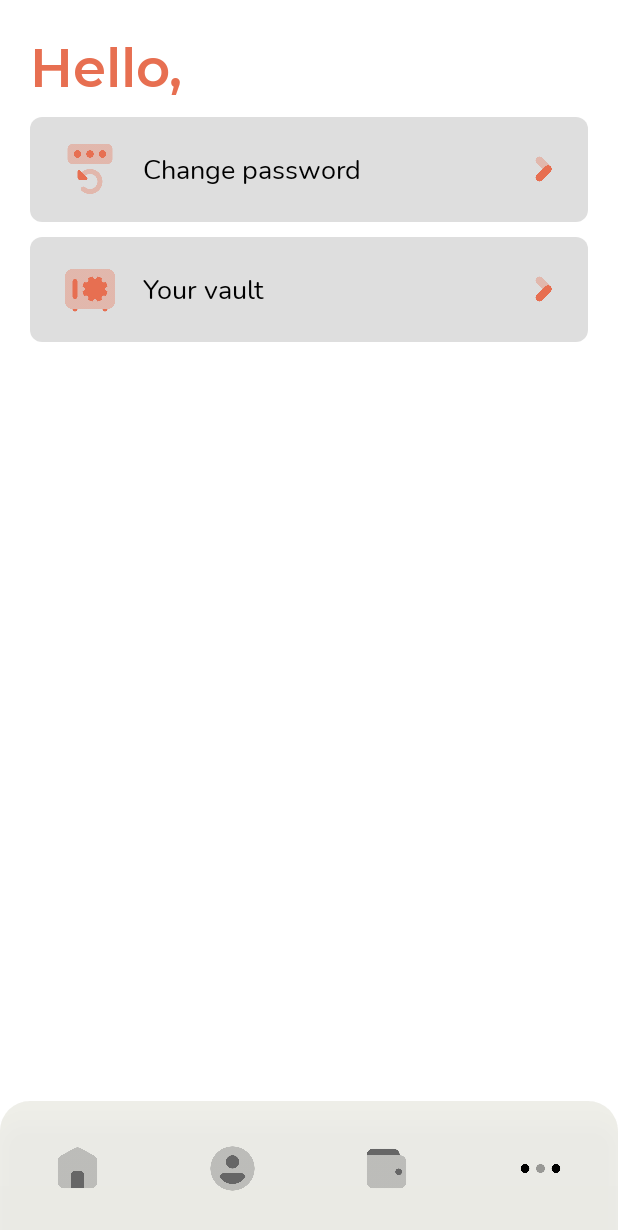
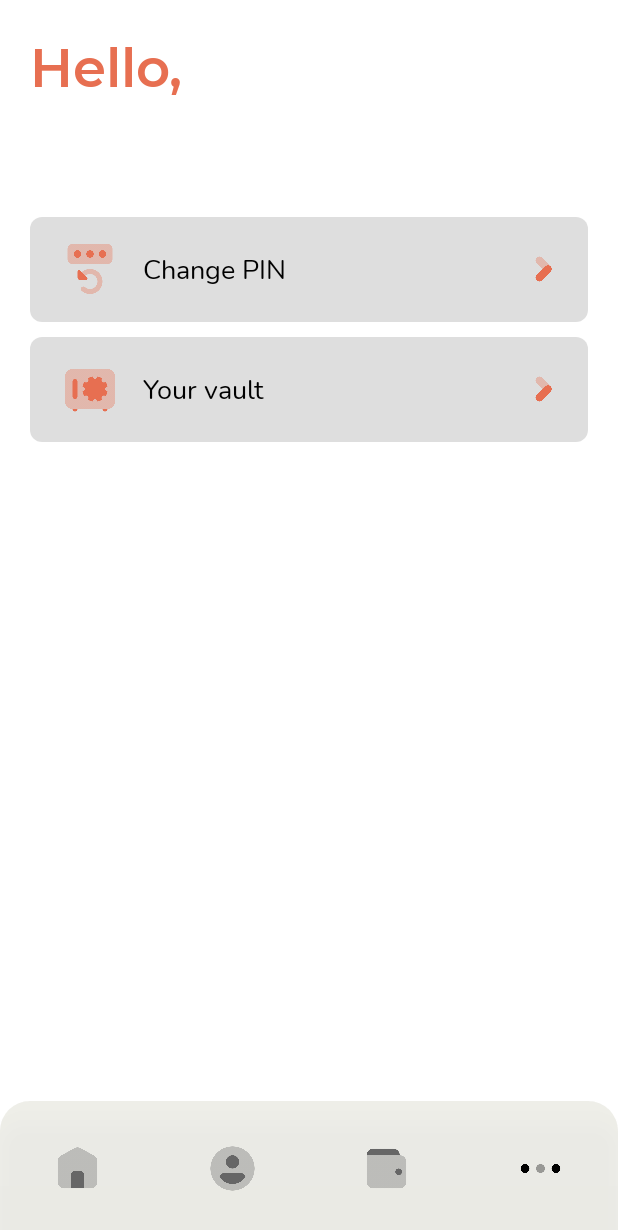
Before and after one commit to ansh1503-xd/CloudVault, an Android app: the MainActivity screen opened directly, with no data from a screen before it, item 2 of the bottom bar chosen, on a phone screen of 412 x 824 dp. Shown: the top 1230 px of the screen. Run offline under Robolectric (Android 15) with nearby library versions, the phone set to English and light mode, and no system bars; our stand-ins replace Firebase (no records; nobody signed in at launch, a user with empty details on screens opened directly).

Commit message:
Change inAppPin/inAppPassword

```diff
--- a/CloudVault/app/src/main/java/com/sminfotech/cloudvault/Fragments/ProfileFragment.java
+++ b/CloudVault/app/src/main/java/com/sminfotech/cloudvault/Fragments/ProfileFragment.java
@@ -2,6 +2,7 @@ package com.sminfotech.cloudvault.Fragments;
 
 import static com.sminfotech.cloudvault.MainActivity.user;
 
+import android.content.Intent;
 import android.os.Bundle;
 
 import androidx.fragment.app.Fragment;
@@ -9,28 +10,44 @@ import androidx.fragment.app.Fragment;
 import android.view.LayoutInflater;
 import android.view.View;
 import android.view.ViewGroup;
+import android.widget.LinearLayout;
 import android.widget.TextView;
 
 import com.sminfotech.cloudvault.Model.User;
+import com.sminfotech.cloudvault.PasswordActivity;
 import com.sminfotech.cloudvault.R;
 
 
 public class ProfileFragment extends Fragment {
 
-    TextView tvProfileName;
-//    User user;
+    TextView tvProfileName, tvChangePin;
+    LinearLayout llChangePin;
 
     @Override
     public View onCreateView(LayoutInflater inflater, ViewGroup container,
                              Bundle savedInstanceState) {
         View v = inflater.inflate(R.layout.fragment_profile, container, false);
 
-//        user = new User();
+        tvProfileName = v.findViewById(R.id.tvProfileName);
+        llChangePin = v.findViewById(R.id.llChangePin);
+        tvChangePin = v.findViewById(R.id.tvChangePin);
 
-        tvProfileName = v.findViewById(R.id.tvProfileName);
+        llChangePin.setOnClickListener(new View.OnClickListener() {
+            @Override
+            public void onClick(View view) {
+                Intent intent = new Intent(getContext(), PasswordActivity.class);
+                if (user.getInAppPassword() != null && !user.getInAppPassword().equals("")) {
+                    tvChangePin.setText("Change PIN");
+                    intent.putExtra("type","change");
+                } else {
+                    tvChangePin.setText("Set PIN");
+                    intent.putExtra("type","set");
+                }
+                startActivity(intent);
+            }
+        });
 
         tvProfileName.setText(user.getName());
-
         return v;
     }
 }
--- a/CloudVault/app/src/main/java/com/sminfotech/cloudvault/MainActivity.java
+++ b/CloudVault/app/src/main/java/com/sminfotech/cloudvault/MainActivity.java
@@ -3,11 +3,13 @@ package com.sminfotech.cloudvault;
 import static com.sminfotech.cloudvault.SplashActivity.sp;
 
 import androidx.annotation.NonNull;
+import androidx.annotation.Nullable;
 import androidx.appcompat.app.AppCompatActivity;
 import androidx.fragment.app.Fragment;
 import androidx.fragment.app.FragmentManager;
 import androidx.fragment.app.FragmentTransaction;
 
+import android.content.SharedPreferences;
 import android.os.Bundle;
 import android.view.MenuItem;
 import android.widget.FrameLayout;
@@ -16,8 +18,12 @@ import com.google.android.gms.tasks.OnCompleteListener;
 import com.google.android.gms.tasks.Task;
 import com.google.android.material.bottomnavigation.BottomNavigationView;
 import com.google.android.material.navigation.NavigationBarView;
+import com.google.firebase.auth.FirebaseAuth;
+import com.google.firebase.auth.FirebaseUser;
 import com.google.firebase.firestore.DocumentSnapshot;
+import com.google.firebase.firestore.EventListener;
 import com.google.firebase.firestore.FirebaseFirestore;
+import com.google.firebase.firestore.FirebaseFirestoreException;
 import com.sminfotech.cloudvault.Fragments.EarnFragment;
 import com.sminfotech.cloudvault.Fragments.HomeFragment;
 import com.sminfotech.cloudvault.Fragments.MoreFragment;
@@ -32,13 +38,14 @@ public class MainActivity extends AppCompatActivity {
     Fragment fragment = null;
     FirebaseFirestore firestore;
     public static User user = new User();
+    FirebaseUser firebaseUser;
 
     @Override
     protected void onCreate(Bundle savedInstanceState) {
         super.onCreate(savedInstanceState);
         setContentView(R.layout.activity_main);
 
-        loginuid = sp.getString("uid", "");
+
         bottomNavigationView = findViewById(R.id.bottomNavigationView);
         bottomTabContainer = findViewById(R.id.bottomTabContainer);
         bottomNavigationView.setSelectedItemId(R.id.tab_home);
@@ -46,8 +53,16 @@ public class MainActivity extends AppCompatActivity {
         fragment = new HomeFragment();
         replaceFragment(fragment);
 
+        firebaseUser = FirebaseAuth.getInstance().getCurrentUser();
+
+        loginuid = firebaseUser.getUid();
         setDataToModelFromFirebsae();
+        setUpBottomNavigation();
 
+
+    }
+
+    private void setUpBottomNavigation() {
         bottomNavigationView.setOnItemSelectedListener(new NavigationBarView.OnItemSelectedListener() {
             @Override
             public boolean onNavigationItemSelected(@NonNull MenuItem item) {
@@ -72,20 +87,18 @@ public class MainActivity extends AppCompatActivity {
                 return true;
             }
         });
-
         bottomNavigationView.setItemIconTintList(null);
     }
 
     private void setDataToModelFromFirebsae() {
-        firestore.collection("user").document(loginuid).get().addOnCompleteListener(new OnCompleteListener<DocumentSnapshot>() {
+        firestore.collection("user").document(loginuid).addSnapshotListener(new EventListener<DocumentSnapshot>() {
             @Override
-            public void onComplete(@NonNull Task<DocumentSnapshot> task) {
-                if (task.isSuccessful()){
-                    DocumentSnapshot snapshot = task.getResult();
-                    user.setEmail((String) snapshot.get("email"));
-                    user.setName((String) snapshot.get("fullName"));
-                    user.setInAppPassword((String) snapshot.get("inAppPassword"));
-                    user.setUid((String) snapshot.get("uid"));
+            public void onEvent(@Nullable DocumentSnapshot value, @Nullable FirebaseFirestoreException error) {
+                if (value != null) {
+                    user.setEmail((String) value.get("email"));
+                    user.setName((String) value.get("fullName"));
+                    user.setInAppPassword((String) value.get("inAppPassword"));
+                    user.setUid((String) value.get("uid"));
                 }
             }
         });
--- a/CloudVault/app/src/main/res/layout/fragment_profile.xml
+++ b/CloudVault/app/src/main/res/layout/fragment_profile.xml
@@ -22,7 +22,8 @@
 
        <LinearLayout
            android:layout_width="wrap_content"
-           android:layout_height="wrap_content">
+           android:layout_height="wrap_content"
+           android:orientation="vertical">
 
            <TextView
                android:layout_width="wrap_content"
@@ -37,17 +38,19 @@
                android:layout_width="wrap_content"
                android:layout_height="wrap_content"
                android:textColor="@color/mainColor"
+               android:text="Hello world"
                android:fontFamily="@font/montserrat_reg"
                android:textSize="35sp"/>
 
        </LinearLayout>
 
         <LinearLayout
+            android:id="@+id/llChangePin"
             android:layout_width="match_parent"
             android:layout_height="70dp"
             android:background="@drawable/list_bg"
             android:gravity="center|start"
-            android:layout_marginTop="10dp"
+            android:layout_marginTop="30sp"
             android:paddingHorizontal="20dp">
 
             <ImageView
@@ -56,9 +59,10 @@
                 android:src="@drawable/change_pass"/>
 
             <TextView
+                android:id="@+id/tvChangePin"
                 android:layout_width="wrap_content"
                 android:layout_height="wrap_content"
-                android:text="Change password"
+                android:text="Change PIN"
                 android:textSize="18dp"
                 android:textColor="@color/black"
                 android:fontFamily="@font/nunito_regular"
```
Also changed, not shown: CloudVault/app/src/main/java/com/sminfotech/cloudvault/LoginActivity.java (+6 -6 lines), CloudVault/app/src/main/java/com/sminfotech/cloudvault/PasswordActivity.java (+64 -5 lines), CloudVault/app/src/main/res/layout/activity_password.xml (+11 -1 lines).
